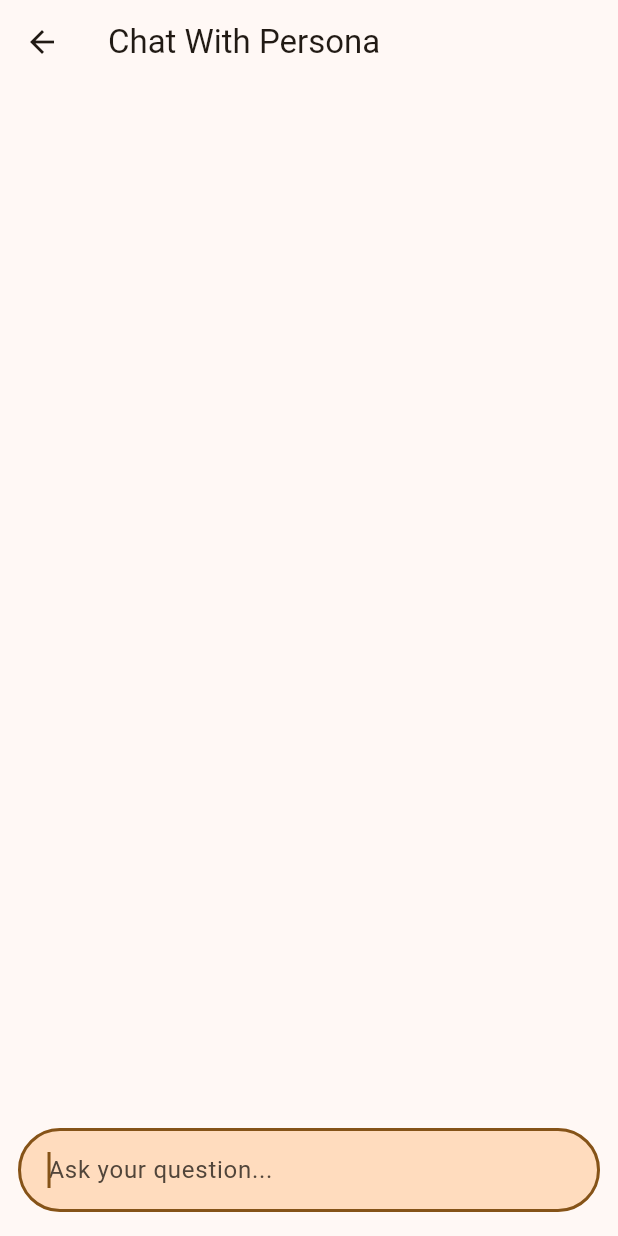
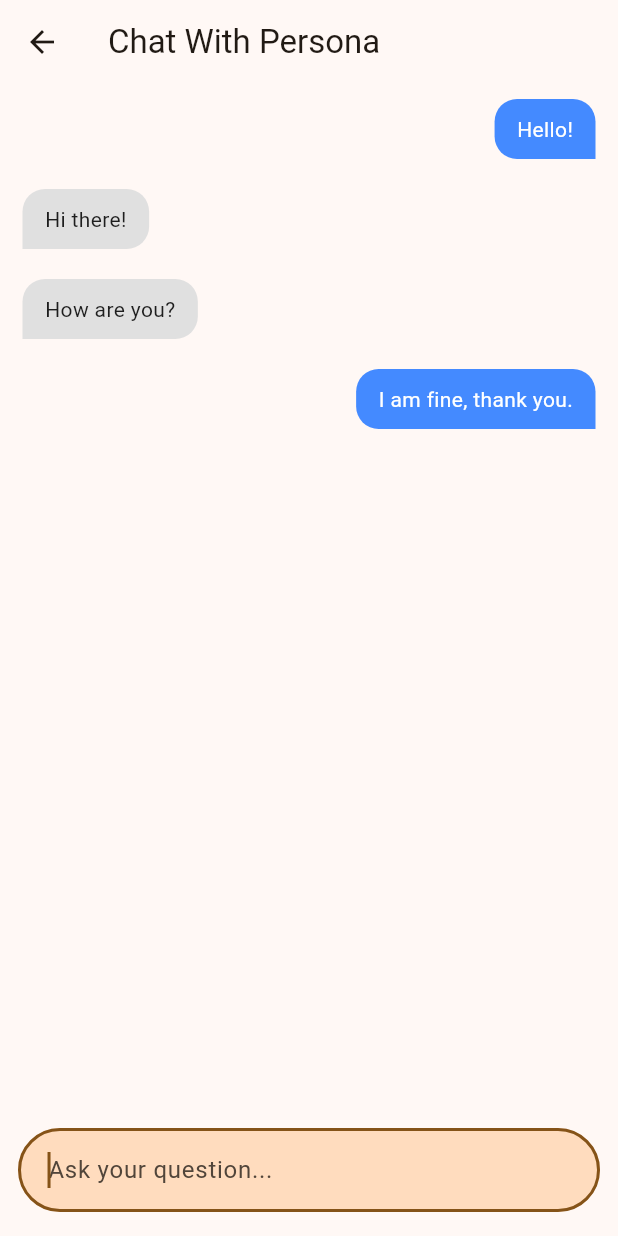
Before and after one commit to dubeyanant/my_people, a Flutter app: the ChatScreen screen opened directly, on a phone screen of 412 x 824 dp. Run offline on Flutter 3.47's test engine with Material 3 defaults, Android fonts, the phone set to English and light mode, and no system bars; our stand-ins replace connectivity_plus, dio, get, image_picker, package_info, sqflite; missing offline and left inert: install_plugin; accounts and stored records are empty; network calls fail.

Commit message:
feat(chat screen): add message bubbles

```diff
--- /dev/null
+++ b/lib/model/chat_message.dart
@@ -0,0 +1,26 @@
+class ChatMessage {
+  final String text;
+  final String sender;
+
+  ChatMessage({required this.text, required this.sender});
+
+  // Create demo messages
+  static List<ChatMessage> demoMessages = [
+    ChatMessage(
+      text: 'Hello!',
+      sender: 'User',
+    ),
+    ChatMessage(
+      text: 'Hi there!',
+      sender: 'Bot',
+    ),
+    ChatMessage(
+      text: 'How are you?',
+      sender: 'Bot',
+    ),
+    ChatMessage(
+      text: 'I am fine, thank you.',
+      sender: 'User',
+    ),
+  ];
+}
--- a/lib/screens/chat_screen.dart
+++ b/lib/screens/chat_screen/chat_screen.dart
@@ -1,4 +1,7 @@
 import 'package:flutter/material.dart';
+
+import 'package:my_people/model/chat_message.dart';
+import 'package:my_people/screens/chat_screen/message_bubble.dart';
 import 'package:my_people/utility/constants.dart';
 
 class ChatScreen extends StatefulWidget {
@@ -9,7 +12,7 @@ class ChatScreen extends StatefulWidget {
 }
 
 class _ChatScreenState extends State<ChatScreen> {
-  final List<String> _messages = [];
+  final List<ChatMessage> _messages = ChatMessage.demoMessages;
   final TextEditingController _controller = TextEditingController();
   final FocusNode _focusNode = FocusNode();
   bool _isTextFieldEmpty = true;
@@ -44,7 +47,10 @@ class _ChatScreenState extends State<ChatScreen> {
   void _sendMessage() {
     if (_controller.text.isNotEmpty) {
       setState(() {
-        _messages.add(_controller.text);
+        _messages.add(ChatMessage(
+          text: _controller.text,
+          sender: 'User',
+        ));
         _controller.clear();
         _isTextFieldEmpty = true; // Reset the flag
       });
@@ -65,8 +71,10 @@ class _ChatScreenState extends State<ChatScreen> {
               child: ListView.builder(
                 itemCount: _messages.length,
                 itemBuilder: (context, index) {
-                  return ListTile(
-                    title: Text(_messages[index]),
+                  final message = _messages[index];
+                  return MessageBubble(
+                    message: message,
+                    isMe: message.sender == 'User',
                   );
                 },
               ),
@@ -95,7 +103,7 @@ class _ChatScreenState extends State<ChatScreen> {
                       ),
                     ),
                   ),
-                  if (_controller.text.isNotEmpty)
+                  if (!_isTextFieldEmpty)
                     Container(
                       padding: const EdgeInsets.only(left: 4),
                       margin: const EdgeInsets.only(left: 8),
--- /dev/null
+++ b/lib/screens/chat_screen/message_bubble.dart
@@ -0,0 +1,40 @@
+import 'package:flutter/material.dart';
+import 'package:my_people/model/chat_message.dart';
+
+class MessageBubble extends StatelessWidget {
+  final ChatMessage message;
+  final bool isMe;
+
+  const MessageBubble({super.key, required this.message, required this.isMe});
+
+  @override
+  Widget build(BuildContext context) {
+    return Align(
+      alignment: isMe ? Alignment.centerRight : Alignment.centerLeft,
+      child: Container(
+        margin: const EdgeInsets.symmetric(vertical: 10, horizontal: 15),
+        padding: const EdgeInsets.symmetric(vertical: 10, horizontal: 15),
+        decoration: BoxDecoration(
+          color: isMe ? Colors.blueAccent : Colors.grey[300],
+          borderRadius: isMe
+              ? const BorderRadius.only(
+                  topLeft: Radius.circular(15),
+                  topRight: Radius.circular(15),
+                  bottomLeft: Radius.circular(15),
+                )
+              : const BorderRadius.only(
+                  topLeft: Radius.circular(15),
+                  topRight: Radius.circular(15),
+                  bottomRight: Radius.circular(15),
+                ),
+        ),
+        child: Text(
+          message.text,
+          style: TextStyle(
+            color: isMe ? Colors.white : Colors.black87,
+          ),
+        ),
+      ),
+    );
+  }
+}
--- a/lib/screens/person_screen.dart
+++ b/lib/screens/person_screen.dart
@@ -6,7 +6,7 @@ import 'package:get/get.dart';
 
 import 'package:my_people/controller/people_controller.dart';
 import 'package:my_people/screens/add_info_bottomsheet.dart';
-import 'package:my_people/screens/chat_screen.dart';
+import 'package:my_people/screens/chat_screen/chat_screen.dart';
 import 'package:my_people/utility/constants.dart';
 
 class PersonScreen extends StatefulWidget {
```
